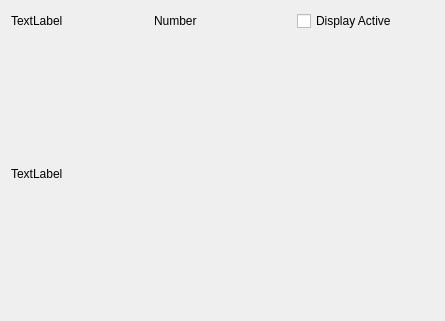
The window that userwindow.ui (nandra/songPresentation) describes before a commit, drawn with Qt 5.
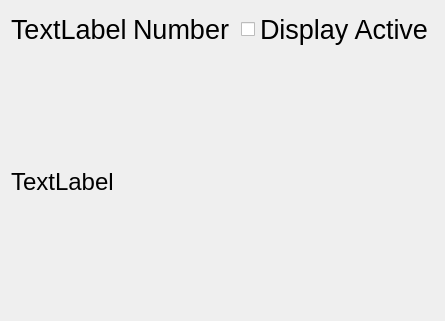
The same window after the commit.

Commit message: Increase font size for control window.

The edit to the form file:
```diff
--- a/userwindow.ui
+++ b/userwindow.ui
@@ -19,6 +19,11 @@
      <layout class="QHBoxLayout" name="horizontalLayout">
       <item>
        <widget class="QLabel" name="categoryLabel">
+        <property name="font">
+         <font>
+          <pointsize>20</pointsize>
+         </font>
+        </property>
         <property name="text">
          <string>TextLabel</string>
         </property>
@@ -26,6 +31,11 @@
       </item>
       <item>
        <widget class="QLabel" name="songNumberLabel">
+        <property name="font">
+         <font>
+          <pointsize>20</pointsize>
+         </font>
+        </property>
         <property name="text">
          <string>Number</string>
         </property>
@@ -33,6 +43,11 @@
       </item>
       <item>
        <widget class="QCheckBox" name="displayActiveCheckBox">
+        <property name="font">
+         <font>
+          <pointsize>20</pointsize>
+         </font>
+        </property>
         <property name="text">
          <string>Display Active</string>
         </property>
@@ -42,6 +57,11 @@
     </item>
     <item>
      <widget class="QLabel" name="songLabel">
+      <property name="font">
+       <font>
+        <pointsize>18</pointsize>
+       </font>
+      </property>
       <property name="text">
        <string>TextLabel</string>
       </property>
```
